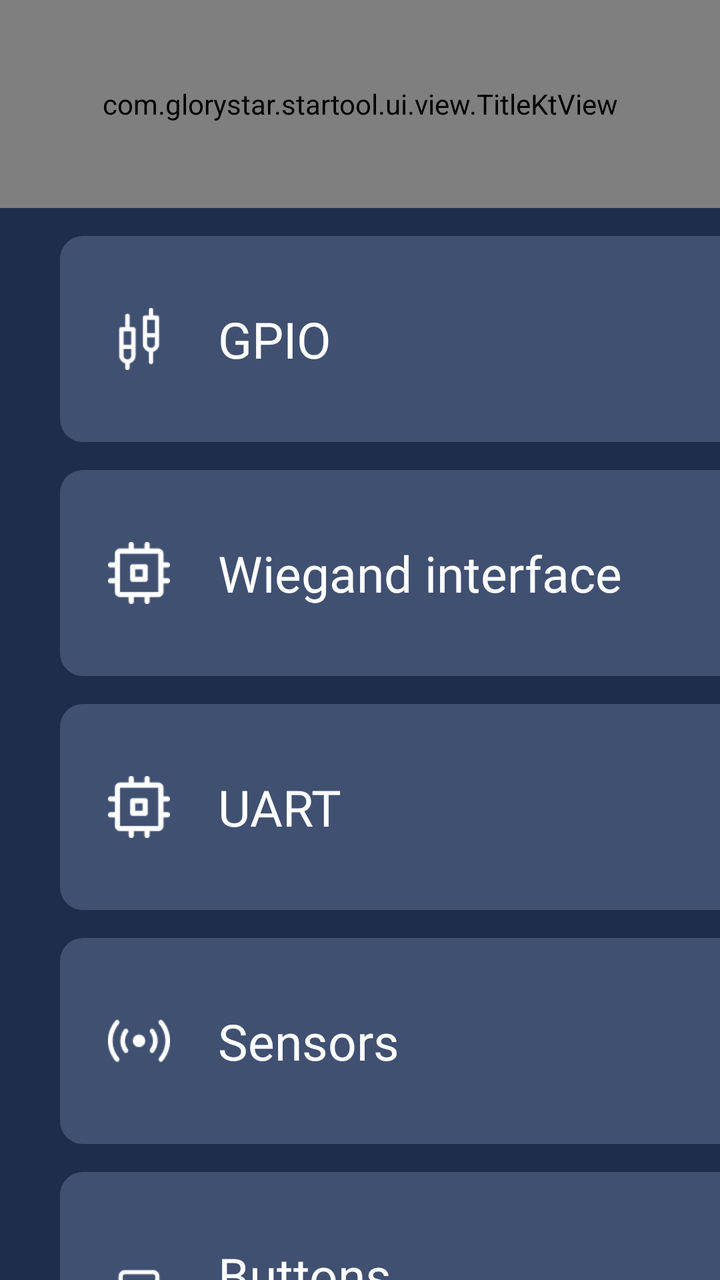
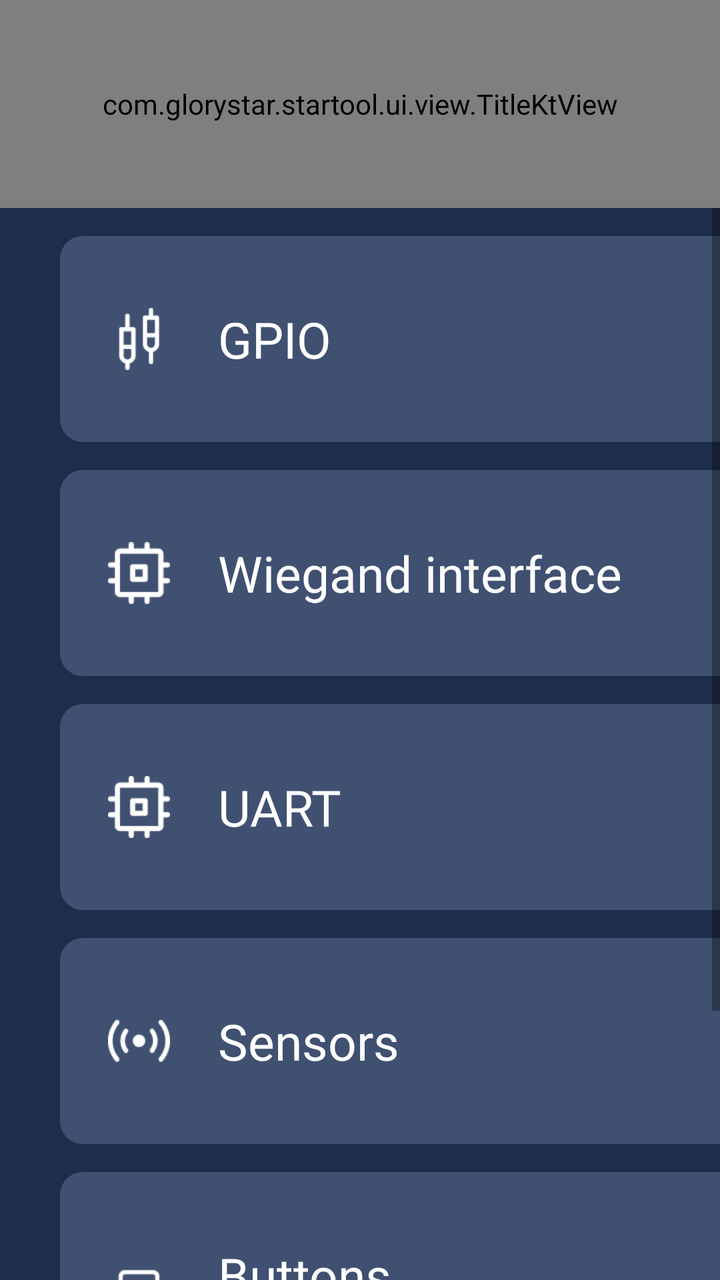

Two renders of the same Android screen: before a commit and after it. Below are the layout's source before the change and the commit's diff.
<!-- AndroidManifest.xml: application theme NoTitle -->
<!-- res/layout/activity_neb101.xml -->
<?xml version="1.0" encoding="utf-8"?>
<androidx.constraintlayout.widget.ConstraintLayout xmlns:android="http://schemas.android.com/apk/res/android"
    xmlns:app="http://schemas.android.com/apk/res-auto"
    xmlns:tools="http://schemas.android.com/tools"
    android:layout_width="match_parent"
    android:layout_height="match_parent"
    tools:context=".ui.activity.Neb101Activity"
    android:background="@color/colorMain">

    <com.glorystar.startool.ui.view.TitleKtView
        android:id="@+id/tile_view"
        android:layout_width="match_parent"
        android:layout_height="104dp"
        tools:ignore="MissingConstraints" />

    <LinearLayout
        android:layout_width="match_parent"
        android:layout_height="wrap_content"
        android:orientation="vertical"
        app:layout_constraintStart_toStartOf="parent"
        app:layout_constraintTop_toBottomOf="@+id/tile_view">

        <RelativeLayout
            android:id="@+id/relative_gpio"
            android:layout_width="870dp"
            android:layout_height="103dp"
            android:layout_marginLeft="30dp"
            android:layout_marginTop="14dp"
            android:paddingLeft="24dp"
            android:paddingRight="24dp"
            android:background="@drawable/selector_mode_bg">
            <ImageView
                android:id="@+id/iv_1"
                android:layout_width="31dp"
                android:layout_height="31dp"
                android:layout_centerVertical="true"
                android:layout_alignParentLeft="true"
                android:src="@drawable/ic_gpio"/>

            <TextView
                android:layout_width="wrap_content"
                android:layout_height="wrap_content"
                android:layout_centerVertical="true"
                android:layout_marginLeft="24dp"
                android:layout_toRightOf="@+id/iv_1"
                android:fontFamily="@font/montserrat_regular"
                android:text="@string/gpio"
                android:textColor="@color/white"
                android:textSize="25dp" />

            <ImageView
                android:layout_width="51dp"
                android:layout_height="51dp"
                android:layout_alignParentRight="true"
                android:layout_centerVertical="true"
                android:src="@drawable/ic_arrow"/>
        </RelativeLayout>

        <RelativeLayout
            android:id="@+id/relative_wiegand"
            android:layout_width="870dp"
            android:layout_height="103dp"
            android:layout_marginLeft="30dp"
            android:layout_marginTop="14dp"
            android:paddingLeft="24dp"
            android:paddingRight="24dp"
            android:background="@drawable/selector_mode_bg">
            <ImageView
                android:id="@+id/iv_2"
                android:layout_width="31dp"
                android:layout_height="31dp"
                android:layout_centerVertical="true"
                android:layout_alignParentLeft="true"
                android:src="@drawable/ic_chips"/>

            <TextView
                android:layout_width="wrap_content"
                android:layout_height="wrap_content"
                android:layout_centerVertical="true"
                android:layout_marginLeft="24dp"
                android:layout_toRightOf="@+id/iv_2"
                android:fontFamily="@font/montserrat_regular"
                android:text="@string/wiegand_interface"
                android:textColor="@color/white"
                android:textSize="25dp" />

            <ImageView
                android:layout_width="51dp"
                android:layout_height="51dp"
                android:layout_alignParentRight="true"
                android:layout_centerVertical="true"
                android:src="@drawable/ic_arrow"/>
        </RelativeLayout>

        <RelativeLayout
            android:id="@+id/relative_uart"
            android:layout_width="870dp"
            android:layout_height="103dp"
            android:layout_marginLeft="30dp"
            android:layout_marginTop="14dp"
            android:paddingLeft="24dp"
            android:paddingRight="24dp"
            android:background="@drawable/selector_mode_bg">
            <ImageView
                android:id="@+id/iv_3"
                android:layout_width="31dp"
                android:layout_height="31dp"
                android:layout_centerVertical="true"
                android:layout_alignParentLeft="true"
                android:src="@drawable/ic_chips"/>

            <TextView
                android:layout_width="wrap_content"
                android:layout_height="wrap_content"
                android:layout_toRightOf="@+id/iv_3"
                android:layout_marginLeft="24dp"
                android:layout_centerVertical="true"
                android:textColor="@color/white"
                android:textSize="25dp"
                android:fontFamily="@font/montserrat_regular"
                android:text="@string/uart"/>

            <Button
                android:id="@+id/bt_uart"
                android:layout_width="191dp"
                android:layout_height="55dp"
                android:background="@drawable/r_button_bg"
                android:layout_centerVertical="true"
                android:layout_alignParentRight="true"
                android:textSize="21dp"
                android:fontFamily="@font/montserrat_regular"
                android:textAllCaps="false"
                android:textColor="@color/white"
                android:text="@string/open_port"/>
        </RelativeLayout>

        <RelativeLayout
            android:id="@+id/relative_sensor"
            android:layout_width="870dp"
            android:layout_height="103dp"
            android:layout_marginLeft="30dp"
            android:layout_marginTop="14dp"
            android:paddingLeft="24dp"
            android:paddingRight="24dp"
            android:background="@drawable/selector_mode_bg">
            <ImageView
                android:id="@+id/iv_4"
                android:layout_width="31dp"
                android:layout_height="31dp"
                android:layout_centerVertical="true"
                android:layout_alignParentLeft="true"
                android:src="@drawable/ic_sensor"/>

            <TextView
                android:layout_width="wrap_content"
                android:layout_height="wrap_content"
                android:layout_toRightOf="@+id/iv_4"
                android:layout_marginLeft="24dp"
                android:layout_centerVertical="true"
                android:textColor="@color/white"
                android:textSize="25dp"
                android:fontFamily="@font/montserrat_regular"
                android:text="@string/sensors"/>

            <Button
                android:id="@+id/bt_sensor"
                android:layout_width="191dp"
                android:layout_height="55dp"
                android:layout_alignParentRight="true"
                android:layout_centerVertical="true"
                android:background="@drawable/r_button_bg"
                android:fontFamily="@font/montserrat_regular"
                android:text="@string/test"
                android:textAllCaps="false"
                android:textColor="@color/white"
                android:textSize="21dp" />
        </RelativeLayout>

        <RelativeLayout
            android:id="@+id/relative_buttons"
            android:layout_width="870dp"
            android:layout_height="103dp"
            android:layout_marginLeft="30dp"
            android:layout_marginTop="14dp"
            android:paddingLeft="24dp"
            android:paddingRight="24dp"
            android:background="@drawable/selector_mode_bg">
            <ImageView
                android:id="@+id/iv_5"
                android:layout_width="31dp"
                android:layout_height="31dp"
                android:layout_centerVertical="true"
                android:layout_alignParentLeft="true"
                android:src="@drawable/ic_buttons"/>

            <TextView
                android:layout_width="wrap_content"
                android:layout_height="wrap_content"
                android:layout_toRightOf="@+id/iv_5"
                android:layout_marginLeft="24dp"
                android:layout_centerVertical="true"
                android:textColor="@color/white"
                android:textSize="25dp"
                android:fontFamily="@font/montserrat_regular"
                android:text="@string/buttons"/>

            <Button
                android:id="@+id/bt_buttons"
                android:layout_width="191dp"
                android:layout_height="55dp"
                android:background="@drawable/r_button_bg"
                android:layout_centerVertical="true"
                android:layout_alignParentRight="true"
                android:textSize="21dp"
                android:fontFamily="@font/montserrat_regular"
                android:textAllCaps="false"
                android:textColor="@color/white"
                android:text="@string/test"/>
        </RelativeLayout>
    </LinearLayout>
</androidx.constraintlayout.widget.ConstraintLayout>
<!-- resources referenced by this layout -->
<resources>
  <color name="colorMain">#1D2D4B</color>
  <color name="white">#FFFFFFFF</color>
  <!-- drawable ic_arrow: png bitmap (drawable, 347 bytes) -->
  <!-- drawable ic_buttons: png bitmap (drawable, 390 bytes) -->
  <!-- drawable ic_chips: png bitmap (drawable, 814 bytes) -->
  <!-- drawable ic_gpio: png bitmap (drawable, 787 bytes) -->
  <!-- drawable ic_sensor: png bitmap (drawable, 1017 bytes) -->
  <!-- drawable r_button_bg (drawable) -->
  <?xml version="1.0" encoding="utf-8"?>
  <shape
      xmlns:android="http://schemas.android.com/apk/res/android">
      
      <solid
          android:color="@color/colorMainButton" />
      
      <stroke
          android:width="1dp"
          android:color="@color/colorMainButton" />
      
      <size android:height="4mm"/>
      
      <corners
          android:radius="7dp"/>
  
  </shape>
  <!-- drawable selector_mode_bg (drawable) -->
  <?xml version="1.0" encoding="utf-8"?>
  <shape
      xmlns:android="http://schemas.android.com/apk/res/android">
      
      <solid
          android:color="@color/colorMainLight" />
      
      <stroke
      android:width="1dp"
      android:color="@color/colorMainLight" />
      
      <size android:height="4dp"/>
      
      <corners
          android:radius="11dp"/>
  
  </shape>
  <string name="buttons">Buttons</string>
  <string name="gpio">GPIO</string>
  <string name="open_port">Open port</string>
  <string name="sensors">Sensors</string>
  <string name="test">Test</string>
  <string name="uart">UART</string>
  <string name="wiegand_interface">Wiegand interface</string>
  <style name="NoTitle" parent="Theme.AppCompat.Light.NoActionBar">
          <item name="colorPrimary">@color/colorMain</item>
          <item name="colorPrimaryDark">@color/colorMain</item>
          <item name="colorAccent">@color/colorMain</item>
          <item name="android:windowFullscreen">true</item>
          <item name="windowActionBar">false</item>
          <item name="windowNoTitle">true</item>
          <item name="android:textAppearanceListItemSmall">@style/listPopupWindow</item>
      </style>
  <color name="colorMainButton">#0091FF</color>
  <color name="colorMainLight">#405071</color>
  <style name="listPopupWindow">
          <item name="android:textSize">20mm</item>
          <item name="android:fontFamily">@font/montserrat_regular</item>
          <item name="android:textColor">@color/black</item>
      </style>
  <color name="black">#FF000000</color>
</resources>

<!-- the commit's change to res/layout/activity_neb101.xml (unified diff, before → after) -->
@@ -4,8 +4,8 @@
     xmlns:tools="http://schemas.android.com/tools"
     android:layout_width="match_parent"
     android:layout_height="match_parent"
-    tools:context=".ui.activity.Neb101Activity"
-    android:background="@color/colorMain">
+    android:background="@color/colorMain"
+    tools:context=".ui.activity.Neb101Activity">
 
     <com.glorystar.startool.ui.view.TitleKtView
         android:id="@+id/tile_view"
@@ -13,209 +13,264 @@
         android:layout_height="104dp"
         tools:ignore="MissingConstraints" />
 
-    <LinearLayout
-        android:layout_width="match_parent"
-        android:layout_height="wrap_content"
-        android:orientation="vertical"
+    <ScrollView
+        android:layout_width="0dp"
+        android:layout_height="0dp"
         app:layout_constraintStart_toStartOf="parent"
+        app:layout_constraintEnd_toEndOf="parent"
+        app:layout_constraintBottom_toBottomOf="parent"
         app:layout_constraintTop_toBottomOf="@+id/tile_view">
 
-        <RelativeLayout
-            android:id="@+id/relative_gpio"
-            android:layout_width="870dp"
-            android:layout_height="103dp"
-            android:layout_marginLeft="30dp"
-            android:layout_marginTop="14dp"
-            android:paddingLeft="24dp"
-            android:paddingRight="24dp"
-            android:background="@drawable/selector_mode_bg">
-            <ImageView
-                android:id="@+id/iv_1"
-                android:layout_width="31dp"
-                android:layout_height="31dp"
-                android:layout_centerVertical="true"
-                android:layout_alignParentLeft="true"
-                android:src="@drawable/ic_gpio"/>
-
-            <TextView
-                android:layout_width="wrap_content"
-                android:layout_height="wrap_content"
-                android:layout_centerVertical="true"
-                android:layout_marginLeft="24dp"
-                android:layout_toRightOf="@+id/iv_1"
-                android:fontFamily="@font/montserrat_regular"
-                android:text="@string/gpio"
-                android:textColor="@color/white"
-                android:textSize="25dp" />
-
-            <ImageView
-                android:layout_width="51dp"
-                android:layout_height="51dp"
-                android:layout_alignParentRight="true"
-                android:layout_centerVertical="true"
-                android:src="@drawable/ic_arrow"/>
-        </RelativeLayout>
-
-        <RelativeLayout
-            android:id="@+id/relative_wiegand"
-            android:layout_width="870dp"
-            android:layout_height="103dp"
-            android:layout_marginLeft="30dp"
-            android:layout_marginTop="14dp"
-            android:paddingLeft="24dp"
-            android:paddingRight="24dp"
-            android:background="@drawable/selector_mode_bg">
-            <ImageView
-                android:id="@+id/iv_2"
-                android:layout_width="31dp"
-                android:layout_height="31dp"
-                android:layout_centerVertical="true"
-                android:layout_alignParentLeft="true"
-                android:src="@drawable/ic_chips"/>
-
-            <TextView
-                android:layout_width="wrap_content"
-                android:layout_height="wrap_content"
-                android:layout_centerVertical="true"
-                android:layout_marginLeft="24dp"
-                android:layout_toRightOf="@+id/iv_2"
-                android:fontFamily="@font/montserrat_regular"
-                android:text="@string/wiegand_interface"
-                android:textColor="@color/white"
-                android:textSize="25dp" />
-
-            <ImageView
-                android:layout_width="51dp"
-                android:layout_height="51dp"
-                android:layout_alignParentRight="true"
-                android:layout_centerVertical="true"
-                android:src="@drawable/ic_arrow"/>
-        </RelativeLayout>
-
-        <RelativeLayout
-            android:id="@+id/relative_uart"
-            android:layout_width="870dp"
-            android:layout_height="103dp"
-            android:layout_marginLeft="30dp"
-            android:layout_marginTop="14dp"
-            android:paddingLeft="24dp"
-            android:paddingRight="24dp"
-            android:background="@drawable/selector_mode_bg">
-            <ImageView
-                android:id="@+id/iv_3"
-                android:layout_width="31dp"
-                android:layout_height="31dp"
-                android:layout_centerVertical="true"
-                android:layout_alignParentLeft="true"
-                android:src="@drawable/ic_chips"/>
-
-            <TextView
-                android:layout_width="wrap_content"
-                android:layout_height="wrap_content"
-                android:layout_toRightOf="@+id/iv_3"
-                android:layout_marginLeft="24dp"
-                android:layout_centerVertical="true"
-                android:textColor="@color/white"
-                android:textSize="25dp"
-                android:fontFamily="@font/montserrat_regular"
-                android:text="@string/uart"/>
-
-            <Button
-                android:id="@+id/bt_uart"
-                android:layout_width="191dp"
-                android:layout_height="55dp"
-                android:background="@drawable/r_button_bg"
-                android:layout_centerVertical="true"
-                android:layout_alignParentRight="true"
-                android:textSize="21dp"
-                android:fontFamily="@font/montserrat_regular"
-                android:textAllCaps="false"
-                android:textColor="@color/white"
-                android:text="@string/open_port"/>
-        </RelativeLayout>
-
-        <RelativeLayout
-            android:id="@+id/relative_sensor"
-            android:layout_width="870dp"
-            android:layout_height="103dp"
-            android:layout_marginLeft="30dp"
-            android:layout_marginTop="14dp"
-            android:paddingLeft="24dp"
-            android:paddingRight="24dp"
-            android:background="@drawable/selector_mode_bg">
-            <ImageView
-                android:id="@+id/iv_4"
-                android:layout_width="31dp"
-                android:layout_height="31dp"
-                android:layout_centerVertical="true"
-                android:layout_alignParentLeft="true"
-                android:src="@drawable/ic_sensor"/>
-
-            <TextView
-                android:layout_width="wrap_content"
-                android:layout_height="wrap_content"
-                android:layout_toRightOf="@+id/iv_4"
-                android:layout_marginLeft="24dp"
-                android:layout_centerVertical="true"
-                android:textColor="@color/white"
-                android:textSize="25dp"
-                android:fontFamily="@font/montserrat_regular"
-                android:text="@string/sensors"/>
-
-            <Button
-                android:id="@+id/bt_sensor"
-                android:layout_width="191dp"
-                android:layout_height="55dp"
-                android:layout_alignParentRight="true"
-                android:layout_centerVertical="true"
-                android:background="@drawable/r_button_bg"
-                android:fontFamily="@font/montserrat_regular"
-                android:text="@string/test"
-                android:textAllCaps="false"
-                android:textColor="@color/white"
-                android:textSize="21dp" />
-        </RelativeLayout>
-
-        <RelativeLayout
-            android:id="@+id/relative_buttons"
-            android:layout_width="870dp"
-            android:layout_height="103dp"
-            android:layout_marginLeft="30dp"
-            android:layout_marginTop="14dp"
-            android:paddingLeft="24dp"
-            android:paddingRight="24dp"
-            android:background="@drawable/selector_mode_bg">
-            <ImageView
-                android:id="@+id/iv_5"
-                android:layout_width="31dp"
-                android:layout_height="31dp"
-                android:layout_centerVertical="true"
-                android:layout_alignParentLeft="true"
-                android:src="@drawable/ic_buttons"/>
-
-            <TextView
-                android:layout_width="wrap_content"
-                android:layout_height="wrap_content"
-                android:layout_toRightOf="@+id/iv_5"
-                android:layout_marginLeft="24dp"
-                android:layout_centerVertical="true"
-                android:textColor="@color/white"
-                android:textSize="25dp"
-                android:fontFamily="@font/montserrat_regular"
-                android:text="@string/buttons"/>
-
-            <Button
-                android:id="@+id/bt_buttons"
-                android:layout_width="191dp"
-                android:layout_height="55dp"
-                android:background="@drawable/r_button_bg"
-                android:layout_centerVertical="true"
-                android:layout_alignParentRight="true"
-                android:textSize="21dp"
-                android:fontFamily="@font/montserrat_regular"
-                android:textAllCaps="false"
-                android:textColor="@color/white"
-                android:text="@string/test"/>
-        </RelativeLayout>
-    </LinearLayout>
+        <LinearLayout
+            android:layout_width="match_parent"
+            android:layout_height="wrap_content"
+            android:orientation="vertical">
+
+            <RelativeLayout
+                android:id="@+id/relative_gpio"
+                android:layout_width="870dp"
+                android:layout_height="103dp"
+                android:layout_marginLeft="30dp"
+                android:layout_marginTop="14dp"
+                android:background="@drawable/selector_mode_bg"
+                android:paddingLeft="24dp"
+                android:paddingRight="24dp">
+
+                <ImageView
+                    android:id="@+id/iv_1"
+                    android:layout_width="31dp"
+                    android:layout_height="31dp"
+                    android:layout_alignParentLeft="true"
+                    android:layout_centerVertical="true"
+                    android:src="@drawable/ic_gpio" />
+
+                <TextView
+                    android:layout_width="wrap_content"
+                    android:layout_height="wrap_content"
+                    android:layout_centerVertical="true"
+                    android:layout_marginLeft="24dp"
+                    android:layout_toRightOf="@+id/iv_1"
+                    android:fontFamily="@font/montserrat_regular"
+                    android:text="@string/gpio"
+                    android:textColor="@color/white"
+                    android:textSize="25dp" />
+
+                <ImageView
+                    android:layout_width="51dp"
+                    android:layout_height="51dp"
+                    android:layout_alignParentRight="true"
+                    android:layout_centerVertical="true"
+                    android:src="@drawable/ic_arrow" />
+            </RelativeLayout>
+
+            <RelativeLayout
+                android:id="@+id/relative_wiegand"
+                android:layout_width="870dp"
+                android:layout_height="103dp"
+                android:layout_marginLeft="30dp"
+                android:layout_marginTop="14dp"
+                android:background="@drawable/selector_mode_bg"
+                android:paddingLeft="24dp"
+                android:paddingRight="24dp">
+
+                <ImageView
+                    android:id="@+id/iv_2"
+                    android:layout_width="31dp"
+                    android:layout_height="31dp"
+                    android:layout_alignParentLeft="true"
+                    android:layout_centerVertical="true"
+                    android:src="@drawable/ic_chips" />
+
+                <TextView
+                    android:layout_width="wrap_content"
+                    android:layout_height="wrap_content"
+                    android:layout_centerVertical="true"
+                    android:layout_marginLeft="24dp"
+                    android:layout_toRightOf="@+id/iv_2"
+                    android:fontFamily="@font/montserrat_regular"
+                    android:text="@string/wiegand_interface"
+                    android:textColor="@color/white"
+                    android:textSize="25dp" />
+
+                <ImageView
+                    android:layout_width="51dp"
+                    android:layout_height="51dp"
+                    android:layout_alignParentRight="true"
+                    android:layout_centerVertical="true"
+                    android:src="@drawable/ic_arrow" />
+            </RelativeLayout>
+
+            <RelativeLayout
+                android:id="@+id/relative_uart"
+                android:layout_width="870dp"
+                android:layout_height="103dp"
+                android:layout_marginLeft="30dp"
+                android:layout_marginTop="14dp"
+                android:background="@drawable/selector_mode_bg"
+                android:paddingLeft="24dp"
+                android:paddingRight="24dp">
+
+                <ImageView
+                    android:id="@+id/iv_3"
+                    android:layout_width="31dp"
+                    android:layout_height="31dp"
+                    android:layout_alignParentLeft="true"
+                    android:layout_centerVertical="true"
+                    android:src="@drawable/ic_chips" />
+
+                <TextView
+                    android:layout_width="wrap_content"
+                    android:layout_height="wrap_content"
+                    android:layout_centerVertical="true"
+                    android:layout_marginLeft="24dp"
+                    android:layout_toRightOf="@+id/iv_3"
+                    android:fontFamily="@font/montserrat_regular"
+                    android:text="@string/uart"
+                    android:textColor="@color/white"
+                    android:textSize="25dp" />
+
+                <Button
+                    android:id="@+id/bt_uart"
+                    android:layout_width="191dp"
+                    android:layout_height="55dp"
+                    android:layout_alignParentRight="true"
+                    android:layout_centerVertical="true"
+                    android:background="@drawable/r_button_bg"
+                    android:fontFamily="@font/montserrat_regular"
+                    android:text="@string/open_port"
+                    android:textAllCaps="false"
+                    android:textColor="@color/white"
+                    android:textSize="21dp" />
+            </RelativeLayout>
+
+            <RelativeLayout
+                android:id="@+id/relative_sensor"
+                android:layout_width="870dp"
+                android:layout_height="103dp"
+                android:layout_marginLeft="30dp"
+                android:layout_marginTop="14dp"
+                android:background="@drawable/selector_mode_bg"
+                android:paddingLeft="24dp"
+                android:paddingRight="24dp">
+
+                <ImageView
+                    android:id="@+id/iv_4"
+                    android:layout_width="31dp"
+                    android:layout_height="31dp"
+                    android:layout_alignParentLeft="true"
+                    android:layout_centerVertical="true"
+                    android:src="@drawable/ic_sensor" />
+
+                <TextView
+                    android:layout_width="wrap_content"
+                    android:layout_height="wrap_content"
+                    android:layout_centerVertical="true"
+                    android:layout_marginLeft="24dp"
+                    android:layout_toRightOf="@+id/iv_4"
+                    android:fontFamily="@font/montserrat_regular"
+                    android:text="@string/sensors"
+                    android:textColor="@color/white"
+                    android:textSize="25dp" />
+
+                <Button
+                    android:id="@+id/bt_sensor"
+                    android:layout_width="191dp"
+                    android:layout_height="55dp"
+                    android:layout_alignParentRight="true"
+                    android:layout_centerVertical="true"
+                    android:background="@drawable/r_button_bg"
+                    android:fontFamily="@font/montserrat_regular"
+                    android:text="@string/test"
+                    android:textAllCaps="false"
+                    android:textColor="@color/white"
+                    android:textSize="21dp" />
+            </RelativeLayout>
+
+            <RelativeLayout
+                android:id="@+id/relative_buttons"
+                android:layout_width="870dp"
+                android:layout_height="103dp"
+                android:layout_marginLeft="30dp"
+                android:layout_marginTop="14dp"
+                android:background="@drawable/selector_mode_bg"
+                android:paddingLeft="24dp"
+                android:paddingRight="24dp">
+
+                <ImageView
+                    android:id="@+id/iv_5"
+                    android:layout_width="31dp"
+                    android:layout_height="31dp"
+                    android:layout_alignParentLeft="true"
+                    android:layout_centerVertical="true"
+                    android:src="@drawable/ic_buttons" />
+
+                <TextView
+                    android:layout_width="wrap_content"
+                    android:layout_height="wrap_content"
+                    android:layout_centerVertical="true"
+                    android:layout_marginLeft="24dp"
+                    android:layout_toRightOf="@+id/iv_5"
+                    android:fontFamily="@font/montserrat_regular"
+                    android:text="@string/buttons"
+                    android:textColor="@color/white"
+                    android:textSize="25dp" />
+
+                <Button
+                    android:id="@+id/bt_buttons"
+                    android:layout_width="191dp"
+                    android:layout_height="55dp"
+                    android:layout_alignParentRight="true"
+                    android:layout_centerVertical="true"
+                    android:background="@drawable/r_button_bg"
+                    android:fontFamily="@font/montserrat_regular"
+                    android:text="@string/test"
+                    android:textAllCaps="false"
+                    android:textColor="@color/white"
+                    android:textSize="21dp" />
+            </RelativeLayout>
+
+            <RelativeLayout
+                android:layout_width="870dp"
+                android:layout_height="103dp"
+                android:layout_marginLeft="30dp"
+                android:layout_marginTop="14dp"
+                android:layout_marginBottom="14dp"
+                android:background="@drawable/selector_mode_bg"
+                android:paddingLeft="24dp"
+                android:paddingRight="24dp">
+
+                <ImageView
+                    android:id="@+id/iv_15"
+                    android:layout_width="31dp"
+                    android:layout_height="31dp"
+                    android:layout_alignParentLeft="true"
+                    android:layout_centerVertical="true"
+                    android:src="@drawable/ic_light_strip" />
+
+                <TextView
+                    android:layout_width="wrap_content"
+                    android:layout_height="wrap_content"
+                    android:layout_centerVertical="true"
+                    android:layout_marginLeft="24dp"
+                    android:layout_toRightOf="@+id/iv_15"
+                    android:fontFamily="@font/montserrat_regular"
+                    android:text="@string/light_strips"
+                    android:textColor="@color/white"
+                    android:textSize="25dp" />
+
+                <Button
+                    android:id="@+id/bt_light"
+                    android:layout_width="191dp"
+                    android:layout_height="55dp"
+                    android:layout_alignParentRight="true"
+                    android:layout_centerVertical="true"
+                    android:background="@drawable/r_button_bg"
+                    android:fontFamily="@font/montserrat_regular"
+                    android:text="@string/test"
+                    android:textAllCaps="false"
+                    android:textColor="@color/white"
+                    android:textSize="21dp" />
+            </RelativeLayout>
+        </LinearLayout>
+    </ScrollView>
 </androidx.constraintlayout.widget.ConstraintLayout>
<!-- resource entries referenced after the edit -->
@@ -6,6 +6,7 @@
   <!-- drawable ic_buttons: png bitmap (drawable, 390 bytes) -->
   <!-- drawable ic_chips: png bitmap (drawable, 814 bytes) -->
   <!-- drawable ic_gpio: png bitmap (drawable, 787 bytes) -->
+  <!-- drawable ic_light_strip: png bitmap (drawable, 461 bytes) -->
   <!-- drawable ic_sensor: png bitmap (drawable, 1017 bytes) -->
   <!-- drawable r_button_bg (drawable) -->
   <?xml version="1.0" encoding="utf-8"?>
@@ -45,6 +46,7 @@
   </shape>
   <string name="buttons">Buttons</string>
   <string name="gpio">GPIO</string>
+  <string name="light_strips">Light strips</string>
   <string name="open_port">Open port</string>
   <string name="sensors">Sensors</string>
   <string name="test">Test</string>
